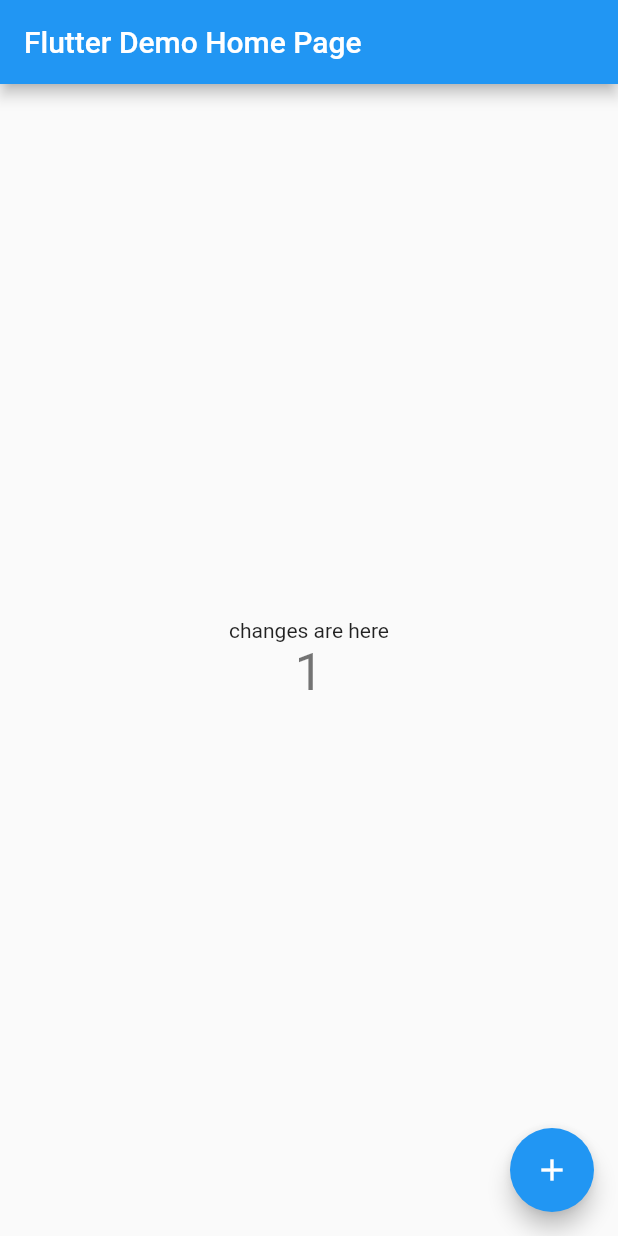
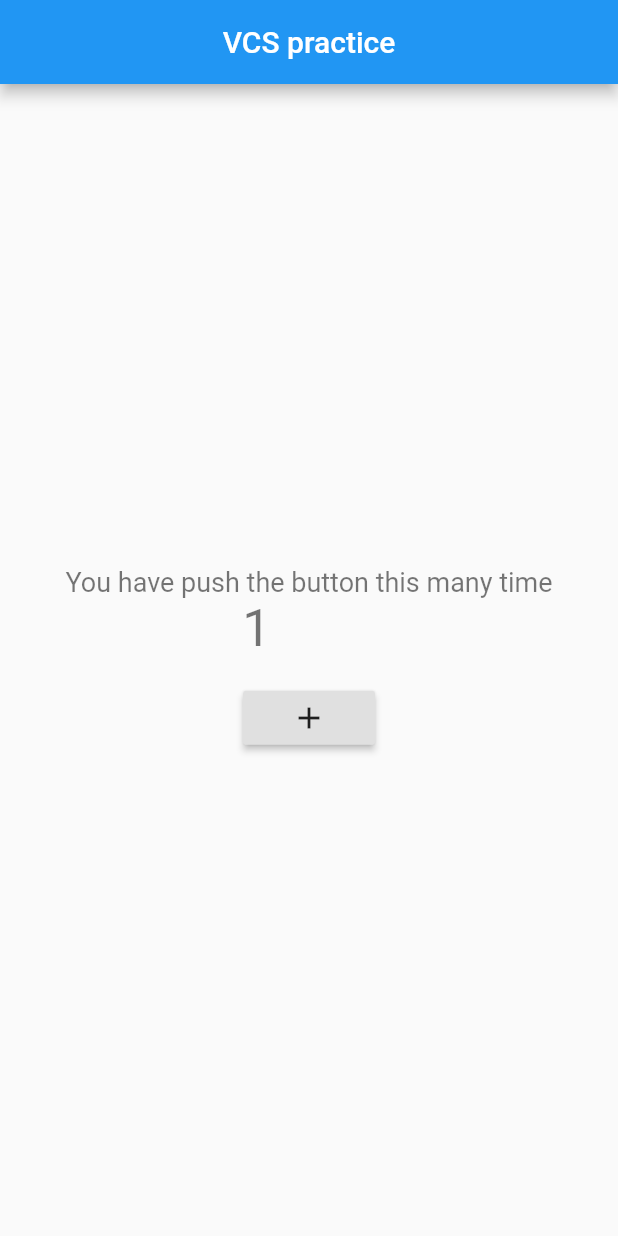
Before and after one commit to haroonkhan9426/git-training-repo, a Flutter app: the screen it shows after launch, after a tap on the "add" icon, on a phone screen of 412 x 824 dp. Run offline on Flutter 3.47's test engine with Material 2 defaults, Android fonts, the phone set to English and light mode, and no system bars.

Commit message:
organize Code Quality

```diff
--- a/lib/main.dart
+++ b/lib/main.dart
@@ -1,98 +1,108 @@
 import 'package:flutter/material.dart';
 
 void main() {
-  runApp(MyApp());
+  runApp(new MyApp());
 }
 
 class MyApp extends StatelessWidget {
-  // This widget is the root of your application.
   @override
   Widget build(BuildContext context) {
     return MaterialApp(
-      title: 'Flutter Demo',
-      theme: ThemeData(
-        // is not restarted.
-        primarySwatch: Colors.blue,
-        visualDensity: VisualDensity.adaptivePlatformDensity,
-      ),
-      home: MyHomePage(title: 'Flutter Demo Home Page'),
-    );
+    title: "Antonx-Training",
+    debugShowCheckedModeBanner: false,
+    home: _MyTraining(),
+  );
   }
 }
-
-class MyHomePage extends StatefulWidget {
-  MyHomePage({Key key, this.title}) : super(key: key);
-
-  final String title;
-
+class _MyTraining extends StatefulWidget {
   @override
-  _MyHomePageState createState() => _MyHomePageState();
+  _MyTrainingState createState() => _MyTrainingState();
 }
 
-class _MyHomePageState extends State<MyHomePage> {
-  int _counter = 0;
+class _MyTrainingState extends State<_MyTraining> {
+  int counter=0;
+  int get getCounter => counter;
 
-  void _incrementCounter() {
+  _increment() {
     setState(() {
-      // This is test comment
-      // This call to setState tells the Flutter framework that something has
-      // changed in this State, which causes it to rerun the build method below
-      // so that the display can reflect the updated values. If we changed
-      // _counter without calling setState(), then the build method would not be
-      // called again, and so nothing would appear to happen.
-      _counter++;
+      counter++;
     });
   }
 
   @override
   Widget build(BuildContext context) {
-    // This method is rerun every time setState is called, for instance as done
-    // by the _incrementCounter method above.
-    //
-    // The Flutter framework has been optimized to make rerunning build methods
-    // fast, so that you can just rebuild anything that needs updating rather
-    // than having to individually change instances of widgets.
     return Scaffold(
       appBar: AppBar(
-        // Here we take the value from the MyHomePage object that was created by
-        // the App.build method, and use it to set our appbar title.
-        title: Text(widget.title),
+        title: Text("VCS practice"),
+        centerTitle: true,
       ),
-      body: Center(
-        // Center is a layout widget. It takes a single child and positions it
-        // in the middle of the parent.
-        child: Column(
-          // Column is also a layout widget. It takes a list of children and
-          // arranges them vertically. By default, it sizes itself to fit its
-          // children horizontally, and tries to be as tall as its parent.
-          //
-          // Invoke "debug painting" (press "p" in the console, choose the
-          // "Toggle Debug Paint" action from the Flutter Inspector in Android
-          // Studio, or the "Toggle Debug Paint" command in Visual Studio Code)
-          // to see the wireframe for each widget.
-          //
-          // Column has various properties to control how it sizes itself and
-          // how it positions its children. Here we use mainAxisAlignment to
-          // center the children vertically; the main axis here is the vertical
-          // axis because Columns are vertical (the cross axis would be
-          // horizontal).
-          mainAxisAlignment: MainAxisAlignment.center,
-          children: <Widget>[
-            Text(
-              'changes are here',
-            ),
-            Text(
-              '$_counter',
-              style: Theme.of(context).textTheme.headline4,
-            ),
-          ],
-        ),
-      ),
-      floatingActionButton: FloatingActionButton(
-        onPressed: _incrementCounter,
-        tooltip: 'Increment',
-        child: Icon(Icons.add),
-      ), // This trailing comma makes auto-formatting nicer for build methods.
+      body: MyInheritedWidget(
+        mystate: this,
+        child: HomePage()),
     );
   }
 }
+
+class HomePage extends StatelessWidget {
+  @override
+  Widget build(BuildContext context) {
+    return Center(
+      child: Column(
+        mainAxisAlignment: MainAxisAlignment.center,
+        crossAxisAlignment: CrossAxisAlignment.center,
+        children: <Widget>[
+          showText(context),
+          showPrimaryButtons(context),
+        ],
+      ),
+    );
+  }
+
+  showText(BuildContext context) {
+    final mystatus = MyInheritedWidget.of(context).mystate;
+    return Padding(
+      padding: const EdgeInsets.all(8.0),
+      child: RichText(
+          text: TextSpan(children: [
+        TextSpan(
+          text: "You have push the button this many time\n",
+       style: TextStyle(
+         color: Colors.black54,
+         fontSize: 18.0
+       )
+        ),
+        TextSpan(
+            text: "\t\t\t\t\t\t\t\t\t\t\t\t\t\t${mystatus.counter}",
+            style: Theme.of(context).textTheme.headline4),
+      ])),
+    );
+  }
+
+  showPrimaryButtons(BuildContext context) {
+    final mystatus = MyInheritedWidget.of(context).mystate;
+    return Padding(
+      padding: const EdgeInsets.all(8.0),
+      child: RaisedButton(
+        onPressed: () {
+          mystatus._increment();
+        },
+        child: Icon(Icons.add),
+      ),
+    );
+  }
+}
+
+class MyInheritedWidget extends InheritedWidget {
+  final _MyTrainingState mystate;
+  MyInheritedWidget({Key key, Widget child, @required this.mystate})
+      : super(key: key, child: child);
+  @override
+  bool updateShouldNotify(MyInheritedWidget oldWidget) {
+    return this.mystate.getCounter != oldWidget.mystate.getCounter;
+  }
+
+  static MyInheritedWidget of(BuildContext context) {
+    return context.dependOnInheritedWidgetOfExactType(
+        aspect: MyInheritedWidget);
+  }
+}
```
Also changed, not shown: 5 other files.
